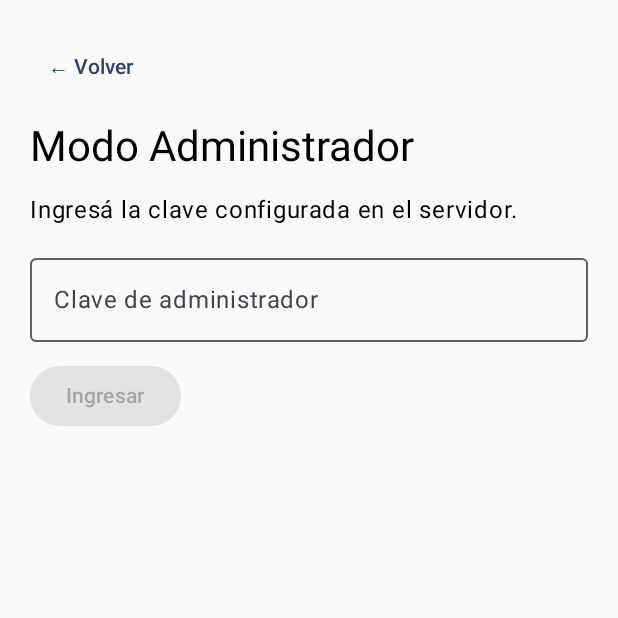
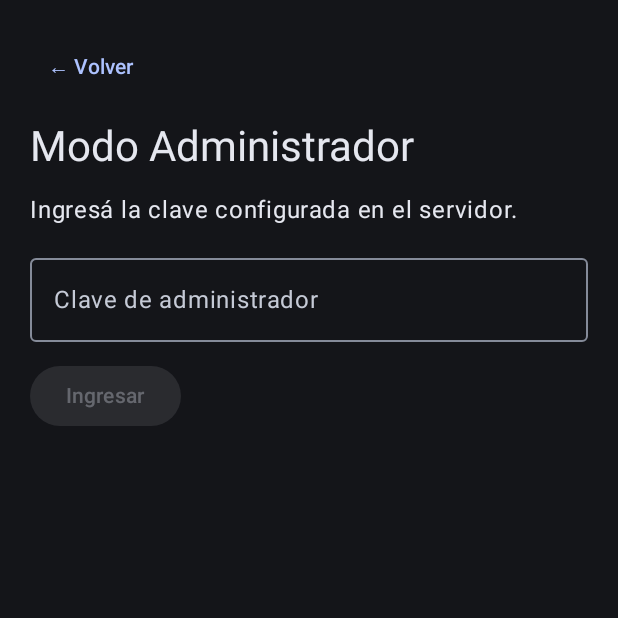
Before and after one commit to McLoviing/How-to-build-a-Bondi-System, an Android app built with Jetpack Compose: the screen it shows after launch (MainActivity), after a tap on "Ingresar como Administrador", on a phone screen of 412 x 824 dp, the top half of it. Run offline under Robolectric (Android 15) with nearby library versions, the phone set to English and light mode, and no system bars; libraries missing offline, so code that uses them is left out: org.maplibre.android; 1 statement that could not run was skipped.

Commit message:
Mejorar interfaz del administrador e integrar mapas interactivos

```diff
--- a/android/app/src/main/java/com/example/bondibariloche/MainActivity.kt
+++ b/android/app/src/main/java/com/example/bondibariloche/MainActivity.kt
@@ -49,8 +49,10 @@ class MainActivity : ComponentActivity() {
         MapLibre.getInstance(this)
 
         setContent {
-            BondiBarilocheTheme {
-                AplicacionBondi()
+            BondiBarilocheTheme(darkTheme = true, dynamicColor = false) {
+                Surface(Modifier.fillMaxSize(), color = MaterialTheme.colorScheme.background) {
+                    AplicacionBondi()
+                }
             }
         }
     }
--- a/android/app/src/main/java/com/example/bondibariloche/PantallaAdmin.kt
+++ b/android/app/src/main/java/com/example/bondibariloche/PantallaAdmin.kt
@@ -21,6 +21,7 @@ fun GestionParadas(volver: () -> Unit) {
     val alcance = rememberCoroutineScope()
     var token by remember { mutableStateOf("") }
     var verLineas by remember { mutableStateOf(false) }
+    var verParadas by remember { mutableStateOf(false) }
     var conectado by remember { mutableStateOf(false) }
     var ocupado by remember { mutableStateOf(false) }
     var mensaje by remember { mutableStateOf("") }
@@ -58,7 +59,7 @@ fun GestionParadas(volver: () -> Unit) {
         return
     }
     Column(Modifier.fillMaxSize().padding(20.dp), verticalArrangement = Arrangement.spacedBy(12.dp)) {
-        TextButton(onClick = volver, enabled = !ocupado) { Text("← Volver") }
+        TextButton(onClick = { if (verParadas) verParadas = false else volver() }, enabled = !ocupado) { Text("← Volver") }
         Text("Modo Administrador", style = MaterialTheme.typography.headlineMedium)
         if (!conectado) {
             Text("Ingresá la clave configurada en el servidor.")
@@ -67,8 +68,11 @@ fun GestionParadas(volver: () -> Unit) {
                 visualTransformation = PasswordVisualTransformation(), modifier = Modifier.fillMaxWidth())
             Button(onClick = { ejecutar { paradas = AdminApi.listar(token); conectado = true } },
                 enabled = !ocupado && token.isNotBlank()) { Text("Ingresar") }
+        } else if (!verParadas) {
+            Text("Gestión del transporte público")
+            Button(onClick = { verParadas = true }, enabled = !ocupado, modifier = Modifier.fillMaxWidth()) { Text("Gestionar paradas · ${paradas.size}") }
+            Button(onClick = { verLineas = true }, enabled = !ocupado, modifier = Modifier.fillMaxWidth()) { Text("Gestionar líneas y recorridos") }
         } else {
-            Button(onClick = { verLineas = true }, enabled = !ocupado, modifier = Modifier.fillMaxWidth()) { Text("Gestionar líneas y recorridos") }
             Text("${paradas.size} paradas registradas")
             OutlinedTextField(value = filtro, onValueChange = { filtro = it }, singleLine = true,
                 label = { Text("Buscar por calle, referencia o ID") }, modifier = Modifier.fillMaxWidth())
@@ -79,7 +83,7 @@ fun GestionParadas(volver: () -> Unit) {
         }
         if (ocupado) LinearProgressIndicator(Modifier.fillMaxWidth())
         if (mensaje.isNotEmpty()) Text(mensaje, color = if (error) MaterialTheme.colorScheme.error else MaterialTheme.colorScheme.primary)
-        if (conectado) {
+        if (conectado && verParadas) {
             val visibles = paradas.filter { "${it.id} ${it.calle} ${it.referencia}".contains(filtro.trim(), ignoreCase = true) }
             LazyColumn(Modifier.weight(1f), verticalArrangement = Arrangement.spacedBy(8.dp)) {
                 items(visibles, key = { it.id }) { p ->
@@ -127,6 +131,13 @@ private fun FormularioParada(p: ParadaAdmin?, cerrar: () -> Unit,
     var referencia by remember { mutableStateOf(p?.referencia ?: "") }
     var latitud by remember { mutableStateOf(p?.latitud?.toString() ?: "") }
     var longitud by remember { mutableStateOf(p?.longitud?.toString() ?: "") }
+    var elegirMapa by remember { mutableStateOf(false) }
+    if (elegirMapa) {
+        DialogMapaAdmin(latitud.toDoubleOrNull(), longitud.toDoubleOrNull(), cerrar = { elegirMapa = false }) { a, b ->
+            latitud = a.toString(); longitud = b.toString(); elegirMapa = false
+        }
+        return
+    }
     val lat = latitud.replace(',', '.').toDoubleOrNull()
     val lon = longitud.replace(',', '.').toDoubleOrNull()
     val valido = calle.isNotBlank() && lat != null && lon != null && lat in -90.0..90.0 && lon in -180.0..180.0
@@ -138,6 +149,7 @@ private fun FormularioParada(p: ParadaAdmin?, cerrar: () -> Unit,
                 OutlinedTextField(referencia, { referencia = it }, label = { Text("Referencia") }, singleLine = true)
                 OutlinedTextField(latitud, { latitud = it }, label = { Text("Latitud") }, enabled = p?.vinculada != true, singleLine = true)
                 OutlinedTextField(longitud, { longitud = it }, label = { Text("Longitud") }, enabled = p?.vinculada != true, singleLine = true)
+                if (p?.vinculada != true) OutlinedButton(onClick = { elegirMapa = true }) { Text("Elegir ubicación en el mapa") }
                 if (p?.vinculada == true) Text("Las coordenadas de paradas vinculadas están protegidas para conservar los tramos.")
             }
         },
--- a/android/app/src/main/java/com/example/bondibariloche/ui/theme/Theme.kt
+++ b/android/app/src/main/java/com/example/bondibariloche/ui/theme/Theme.kt
@@ -10,10 +10,19 @@ import androidx.compose.material3.dynamicLightColorScheme
 import androidx.compose.material3.lightColorScheme
 import androidx.compose.runtime.Composable
 import androidx.compose.ui.platform.LocalContext
+import androidx.compose.ui.graphics.Color
 
 val DarkColorScheme = darkColorScheme(
-    primary = Purple80,
-    secondary = PurpleGrey80,
+    primary = Color(0xFFADC2FF),
+    onPrimary = Color(0xFF14294B),
+    secondary = Color(0xFFBEC6DA),
+    background = Color(0xFF141519),
+    onBackground = Color(0xFFE5E7EF),
+    surface = Color(0xFF141519),
+    onSurface = Color(0xFFE5E7EF),
+    surfaceVariant = Color(0xFF292C35),
+    onSurfaceVariant = Color(0xFFC5CAD6),
+    outline = Color(0xFF858B99),
     tertiary = Pink80,
 )
 
```
Also changed, not shown: android/app/src/main/java/com/example/bondibariloche/GestionLineas.kt (+10 -0 lines), android/app/src/main/java/com/example/bondibariloche/MapaAdmin.kt (added, +73 -0 lines), android/app/src/main/java/com/example/bondibariloche/MapaMapLibre.kt (+28 -3 lines).
